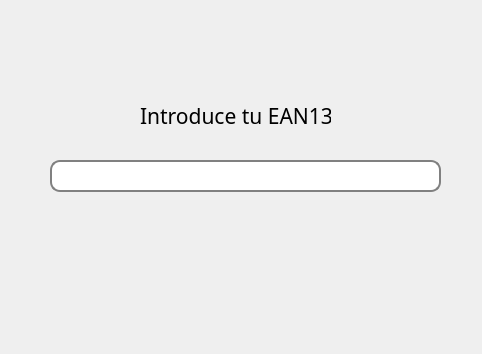
Above: Client/mainwindow.ui from ChristopherCousin/WTCR before the change. Below: the same form after it.
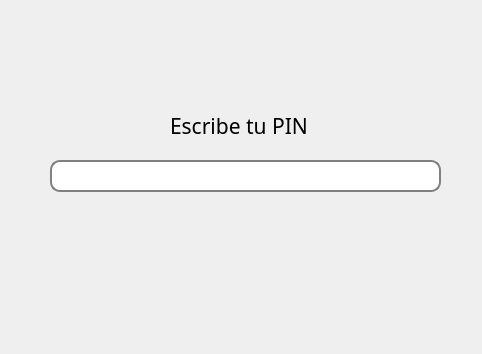
That is the form after the change. Custom widgets are drawn as their Qt base class.

The edit to the form file:
```diff
--- a/Client/mainwindow.ui
+++ b/Client/mainwindow.ui
@@ -36,9 +36,9 @@
    <widget class="QLabel" name="label">
     <property name="geometry">
      <rect>
-      <x>140</x>
-      <y>100</y>
-      <width>191</width>
+      <x>170</x>
+      <y>110</y>
+      <width>141</width>
       <height>31</height>
      </rect>
     </property>
@@ -49,12 +49,19 @@
      </font>
     </property>
     <property name="text">
-     <string>Introduce tu EAN13</string>
+     <string>Escribe tu PIN</string>
     </property>
    </widget>
   </widget>
  </widget>
  <layoutdefault spacing="6" margin="11"/>
+ <customwidgets>
+  <customwidget>
+   <class>CLineEdit</class>
+   <extends>QLineEdit</extends>
+   <header location="global">clineedit.h</header>
+  </customwidget>
+ </customwidgets>
  <resources/>
  <connections/>
 </ui>
```
Left out of the diff: 2 changed lines with no effect on the pictures.
